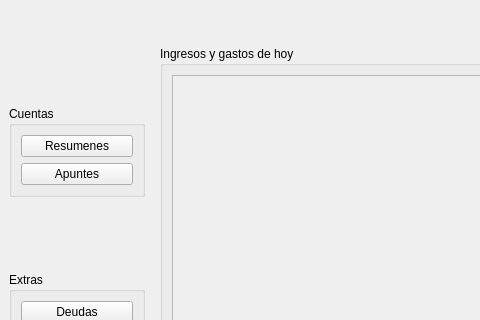
First picture: the form in ui/moneydero.ui, repository eboladev/moneydero, before the edit; both pictures show x 0 to 480 and y 0 to 320 of the 876 by 600 pixel window.
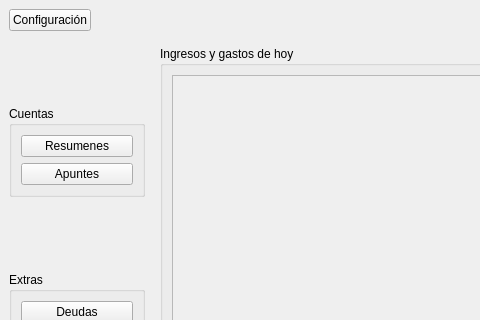
Second picture: the form after the edit.

```diff
--- a/ui/moneydero.ui
+++ b/ui/moneydero.ui
@@ -17,6 +17,13 @@
    <layout class="QVBoxLayout" name="verticalLayout_5">
     <item>
      <layout class="QHBoxLayout" name="horizontalLayout">
+      <item>
+       <widget class="QPushButton" name="pushButton_config">
+        <property name="text">
+         <string>Configuración</string>
+        </property>
+       </widget>
+      </item>
       <item>
        <spacer name="horizontalSpacer">
         <property name="orientation">
```
